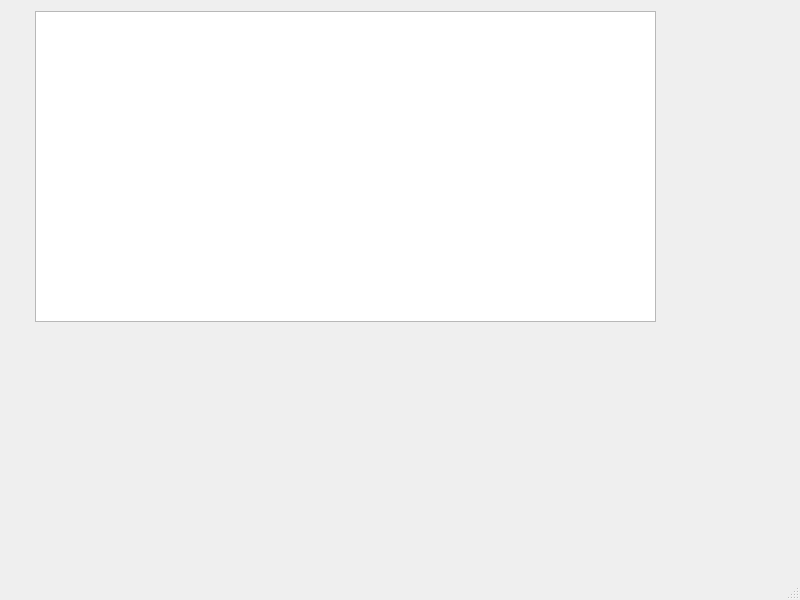
Above: listcar.ui from rladeon/qt5-json before the change. Below: the same form after it.
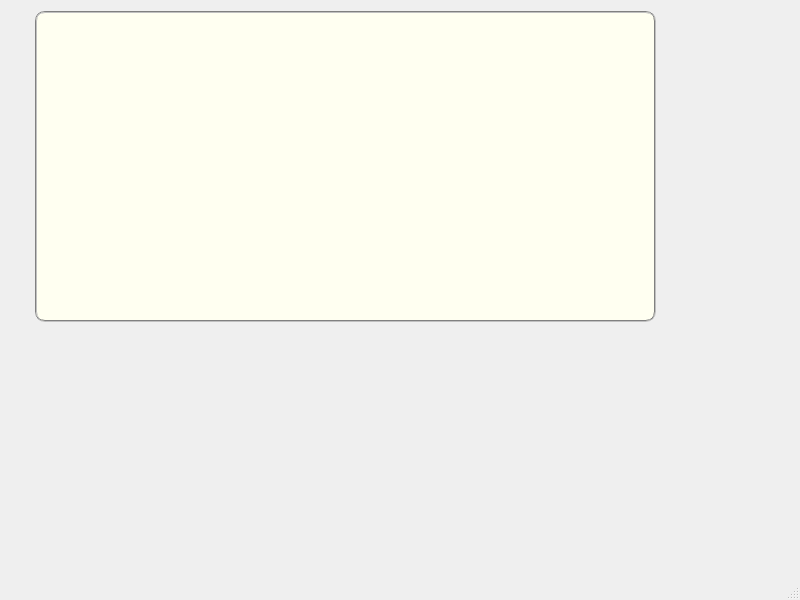
That is the form after the change.

Commit message: add style to listView

The edit to the form file:
```diff
--- a/listcar.ui
+++ b/listcar.ui
@@ -13,6 +13,17 @@
   <property name="windowTitle">
    <string>MainWindow</string>
   </property>
+  <property name="styleSheet">
+   <string notr="true">QListView {
+    color: rgb(127, 0, 63);
+    background-color: rgb(255, 255, 241);
+    selection-color: white;                             
+    selection-background-color: rgb(191, 31, 127);
+    border: 2px groove gray;
+    border-radius: 10px;
+    padding: 2px 4px;
+}</string>
+  </property>
   <widget class="QWidget" name="centralwidget">
    <widget class="QListView" name="listView">
     <property name="geometry">
@@ -24,10 +35,7 @@
      </rect>
     </property>
     <property name="styleSheet">
-     <string notr="true">QListView {
-    show-decoration-selected: 1; /* make the selection span the entire width of the view */
-}
-
+     <string notr="true">
 QListView::item:alternate {
     background: #EEEEEE;
 }
```
The commit also changes 1 other file.
